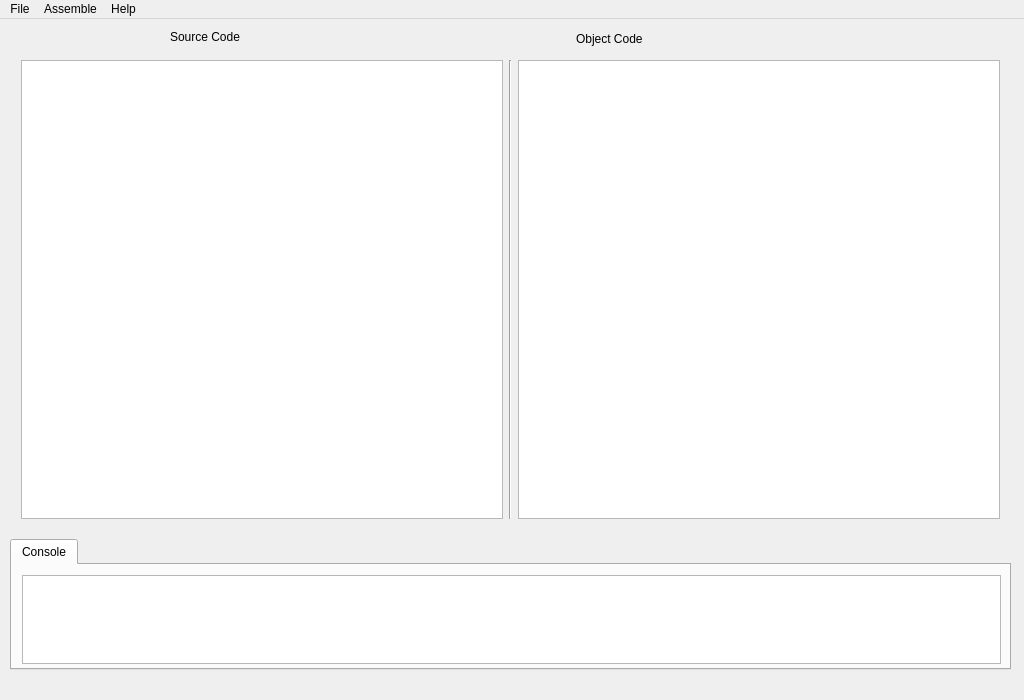
This is mainwindow.ui in koldbyte/SICAssembler as Qt 5 draws it before an edit. The edited form follows.
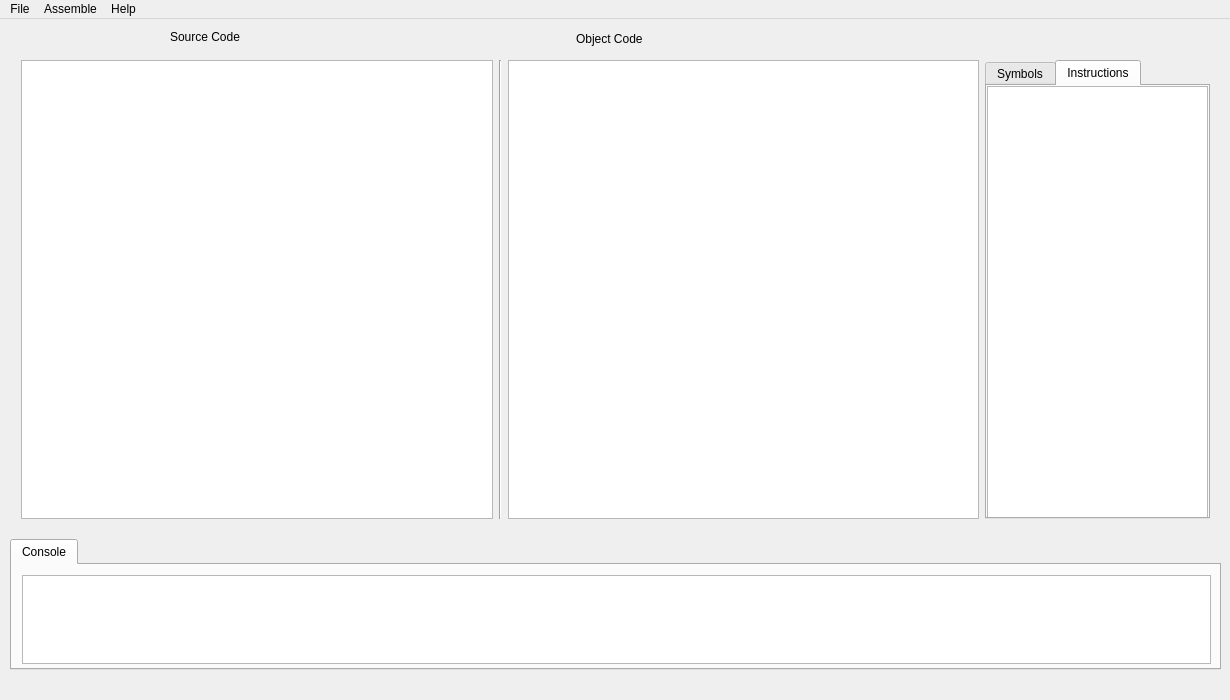
This is the edited form. The open tabs and pages were chosen to show the change. Custom widgets are drawn as their Qt base class.

What changed in the file:
```diff
--- a/mainwindow.ui
+++ b/mainwindow.ui
@@ -6,7 +6,7 @@
    <rect>
     <x>0</x>
     <y>0</y>
-    <width>1024</width>
+    <width>1230</width>
     <height>700</height>
    </rect>
   </property>
@@ -26,38 +26,6 @@
    <string>My SIC Assembler</string>
   </property>
   <widget class="QWidget" name="centralWidget">
-   <widget class="QWidget" name="horizontalLayoutWidget">
-    <property name="geometry">
-     <rect>
-      <x>10</x>
-      <y>30</y>
-      <width>1001</width>
-      <height>481</height>
-     </rect>
-    </property>
-    <layout class="QHBoxLayout" name="horizontalLayout">
-     <property name="sizeConstraint">
-      <enum>QLayout::SetMaximumSize</enum>
-     </property>
-     <item>
-      <widget class="CodeEditor" name="SourceCodeTextEdit"/>
-     </item>
-     <item>
-      <widget class="Line" name="line">
-       <property name="orientation">
-        <enum>Qt::Vertical</enum>
-       </property>
-      </widget>
-     </item>
-     <item>
-      <widget class="QPlainTextEdit" name="ObjectCodeText">
-       <property name="readOnly">
-        <bool>true</bool>
-       </property>
-      </widget>
-     </item>
-    </layout>
-   </widget>
    <widget class="QLabel" name="label">
     <property name="geometry">
      <rect>
@@ -89,7 +57,7 @@
      <rect>
       <x>10</x>
       <y>520</y>
-      <width>1001</width>
+      <width>1211</width>
       <height>131</height>
      </rect>
     </property>
@@ -111,7 +79,7 @@
        <rect>
         <x>-1</x>
         <y>-1</y>
-        <width>1001</width>
+        <width>1211</width>
         <height>111</height>
        </rect>
       </property>
@@ -123,13 +91,104 @@
      </widget>
     </widget>
    </widget>
+   <widget class="QWidget" name="">
+    <property name="geometry">
+     <rect>
+      <x>10</x>
+      <y>30</y>
+      <width>1211</width>
+      <height>481</height>
+     </rect>
+    </property>
+    <layout class="QHBoxLayout" name="horizontalLayout_3">
+     <item>
+      <layout class="QHBoxLayout" name="horizontalLayout">
+       <property name="sizeConstraint">
+        <enum>QLayout::SetMaximumSize</enum>
+       </property>
+       <item>
+        <widget class="CodeEditor" name="SourceCodeTextEdit"/>
+       </item>
+       <item>
+        <widget class="Line" name="line">
+         <property name="orientation">
+          <enum>Qt::Vertical</enum>
+         </property>
+        </widget>
+       </item>
+       <item>
+        <widget class="QPlainTextEdit" name="ObjectCodeText">
+         <property name="readOnly">
+          <bool>true</bool>
+         </property>
+        </widget>
+       </item>
+      </layout>
+     </item>
+     <item>
+      <widget class="QTabWidget" name="sidetabs">
+       <property name="sizePolicy">
+        <sizepolicy hsizetype="Fixed" vsizetype="MinimumExpanding">
+         <horstretch>0</horstretch>
+         <verstretch>0</verstretch>
+        </sizepolicy>
+       </property>
+       <property name="minimumSize">
+        <size>
+         <width>225</width>
+         <height>0</height>
+        </size>
+       </property>
+       <property name="currentIndex">
+        <number>0</number>
+       </property>
+       <widget class="QWidget" name="tab">
+        <attribute name="title">
+         <string>Symbols</string>
+        </attribute>
+        <widget class="QTableWidget" name="symbols_table">
+         <property name="geometry">
+          <rect>
+           <x>0</x>
+           <y>0</y>
+           <width>221</width>
+           <height>451</height>
+          </rect>
+         </property>
+        </widget>
+       </widget>
+       <widget class="QWidget" name="tab_2">
+        <attribute name="title">
+         <string>Instructions</string>
+        </attribute>
+        <widget class="QTableWidget" name="ins_table">
+         <property name="geometry">
+          <rect>
+           <x>0</x>
+           <y>0</y>
+           <width>221</width>
+           <height>451</height>
+          </rect>
+         </property>
+         <property name="rowCount">
+          <number>0</number>
+         </property>
+         <property name="columnCount">
+          <number>0</number>
+         </property>
+        </widget>
+       </widget>
+      </widget>
+     </item>
+    </layout>
+   </widget>
   </widget>
   <widget class="QMenuBar" name="menuBar">
    <property name="geometry">
     <rect>
      <x>0</x>
      <y>0</y>
-     <width>1024</width>
+     <width>1230</width>
      <height>20</height>
     </rect>
    </property>
```
Left out of the diff: 7 changed lines with no effect on the pictures.
